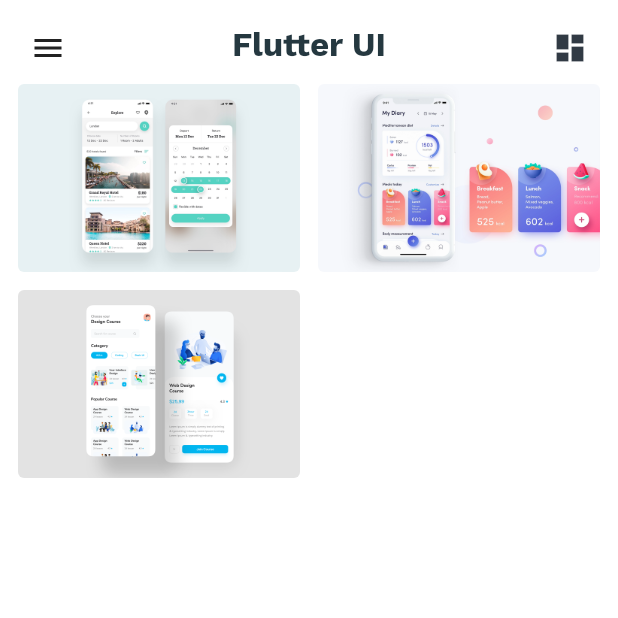
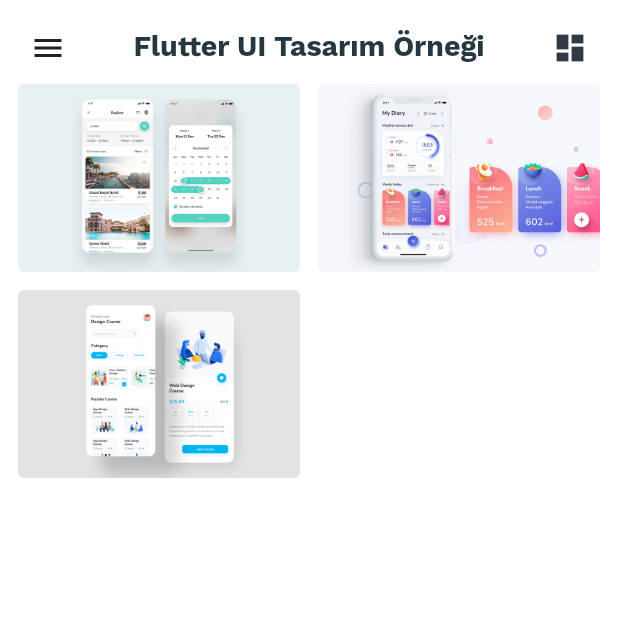
Before and after one commit to ilyasaglar/Flutter-Template, a Flutter app: the screen it shows after launch, on a phone screen of 412 x 824 dp, the top half of it. Run offline on Flutter 3.47's test engine with Material 2 defaults, Android fonts, the phone set to English and light mode, and no system bars; our stand-ins replace font_awesome_flutter, smooth_star_rating.

Commit message:
home screen edit

```diff
--- a/lib/custom_drawer/home_drawer.dart
+++ b/lib/custom_drawer/home_drawer.dart
@@ -93,8 +93,8 @@ class _HomeDrawerState extends State<HomeDrawer> {
                                   .value /
                               360),
                           child: Container(
-                            height: 120,
-                            width: 120,
+                            height: 140,
+                            width: 140,
                             decoration: BoxDecoration(
                               shape: BoxShape.circle,
                               boxShadow: <BoxShadow>[
@@ -106,7 +106,7 @@ class _HomeDrawerState extends State<HomeDrawer> {
                             ),
                             child: ClipRRect(
                               borderRadius:
-                                  const BorderRadius.all(Radius.circular(60.0)),
+                                  const BorderRadius.all(Radius.circular(65.0)),
                               child: Image.asset('assets/images/userImage.png'),
                             ),
                           ),
@@ -115,13 +115,13 @@ class _HomeDrawerState extends State<HomeDrawer> {
                     },
                   ),
                   Padding(
-                    padding: const EdgeInsets.only(top: 8, left: 4),
+                    padding: const EdgeInsets.only(top: 12, left: 10),
                     child: Text(
-                      'Aziz SANCAR',
+                      'Ali VELİ',
                       style: TextStyle(
                         fontWeight: FontWeight.w600,
                         color: AppTheme.grey,
-                        fontSize: 18,
+                        fontSize: 20,
                       ),
                     ),
                   ),
@@ -197,17 +197,6 @@ class _HomeDrawerState extends State<HomeDrawer> {
                   Container(
                     width: 6.0,
                     height: 46.0,
-                    // decoration: BoxDecoration(
-                    //   color: widget.screenIndex == listData.index
-                    //       ? Colors.blue
-                    //       : Colors.transparent,
-                    //   borderRadius: new BorderRadius.only(
-                    //     topLeft: Radius.circular(0),
-                    //     topRight: Radius.circular(16),
-                    //     bottomLeft: Radius.circular(0),
-                    //     bottomRight: Radius.circular(16),
-                    //   ),
-                    // ),
                   ),
                   const Padding(
                     padding: EdgeInsets.all(4.0),
--- a/lib/fitness/my_diary/meals_list_view.dart
+++ b/lib/fitness/my_diary/meals_list_view.dart
@@ -194,7 +194,7 @@ class MealsView extends StatelessWidget {
                                         padding: const EdgeInsets.only(
                                             left: 4, bottom: 3),
                                         child: Text(
-                                          'kcal',
+                                          'KaloriS',
                                           style: TextStyle(
                                             fontFamily:
                                                 FintnessAppTheme.fontName,
--- a/lib/home_screen.dart
+++ b/lib/home_screen.dart
@@ -130,9 +130,9 @@ class _MyHomePageState extends State<MyHomePage> with TickerProviderStateMixin {
               child: Padding(
                 padding: const EdgeInsets.only(top: 4),
                 child: Text(
-                  'Flutter UI',
+                  'Flutter UI Tasarım Örneği',
                   style: TextStyle(
-                    fontSize: 22,
+                    fontSize: 19,
                     color: AppTheme.darkText,
                     fontWeight: FontWeight.w700,
                   ),
```
Also changed, not shown: assets/images/userImage.png.
